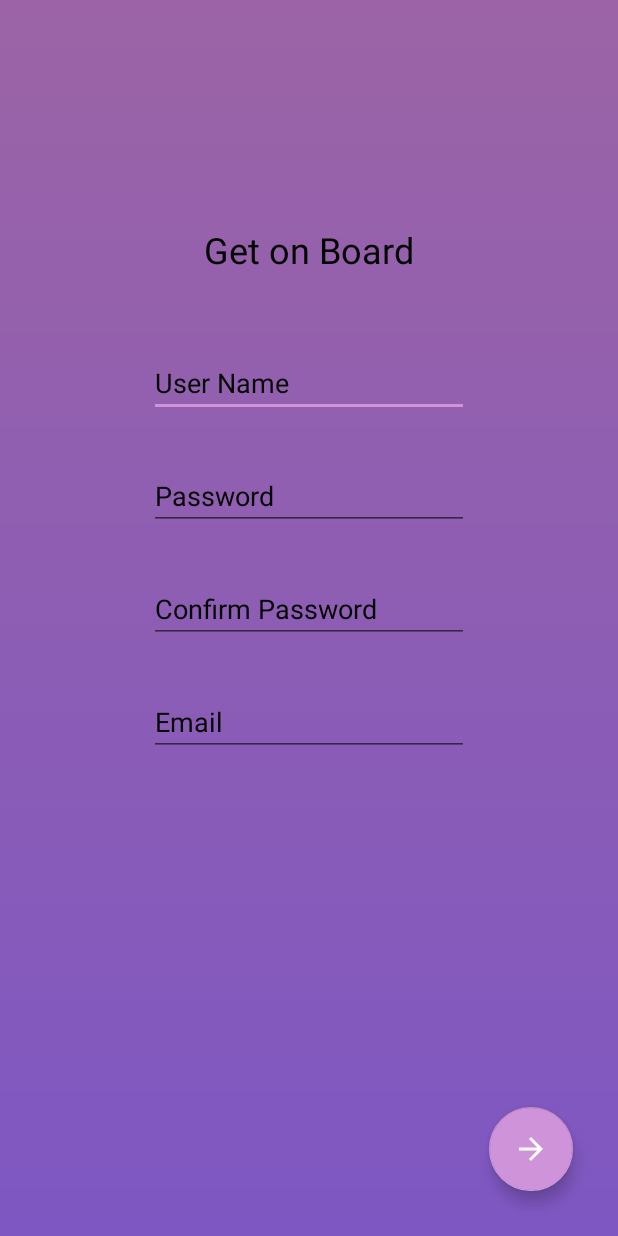
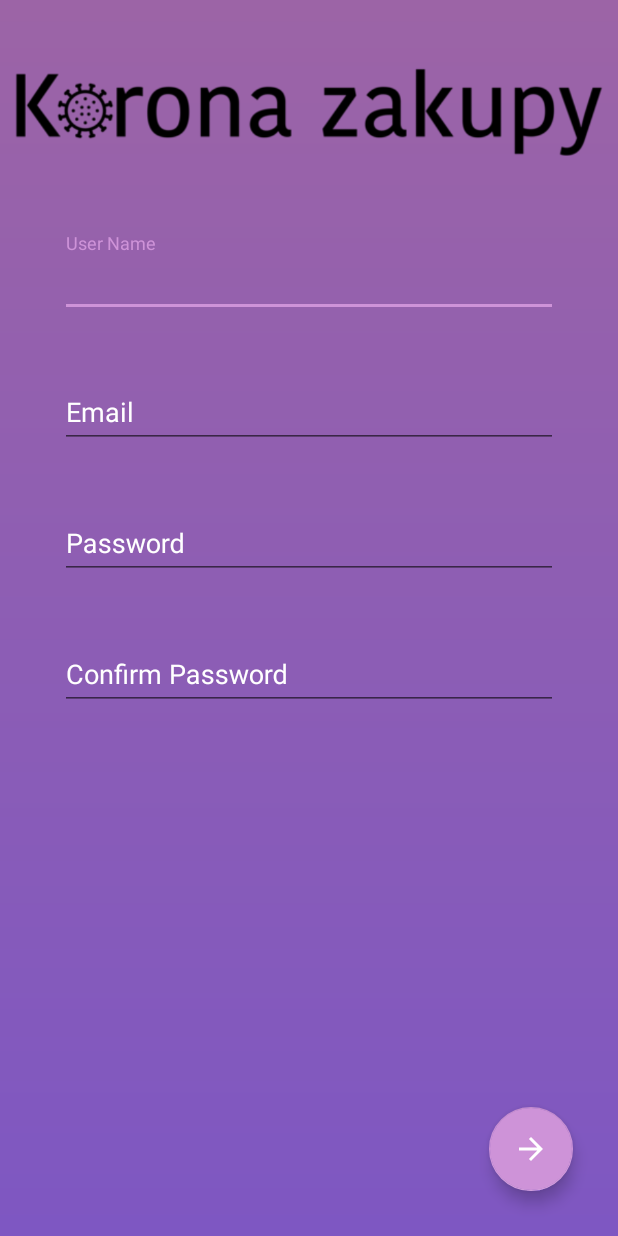
Before and after one commit to Vek0n/Korona-Zakupy-Android-App, an Android app: the layout fragment_register_part1.xml on its own in the app's theme, with its tools: preview values and no code run, on a phone screen of 412 x 824 dp. Run offline under Robolectric (Android 15) with nearby library versions, the phone set to English and light mode, and no system bars.

Commit message:
Changed and modifed reg1

```diff
--- a/app/src/main/res/layout/fragment_register_part1.xml
+++ b/app/src/main/res/layout/fragment_register_part1.xml
@@ -18,70 +18,103 @@
         android:gravity="center_horizontal"
         android:orientation="vertical">
 
-        <TextView
-            android:id="@+id/reg1_hello"
-            android:layout_width="wrap_content"
+        <ImageView
+            android:id="@+id/imageView3"
+            android:layout_width="match_parent"
             android:layout_height="wrap_content"
-            android:layout_marginTop="150dp"
-            android:text="@string/reg_hello"
-            android:textColor="@color/secondaryTextColor"
-            android:textSize="24sp" />
+            app:srcCompat="@drawable/korona_zakupy_title2" />
 
-        <EditText
-            android:id="@+id/reg1_userName_editText"
-            android:layout_width="wrap_content"
+        <com.google.android.material.textfield.TextInputLayout
+            android:id="@+id/user_name_text_input_layout"
+            android:layout_width="match_parent"
             android:layout_height="wrap_content"
-            android:layout_marginTop="50dp"
-            android:autofillHints=""
-            android:ems="10"
-            android:hint="@string/reg_username"
-            android:inputType="textPersonName"
-            android:text="@={registerViewModel.userNameEditTextContent}"
-            android:textColor="@color/secondaryTextColor"
-            android:textColorHint="@color/secondaryTextColor"
-            android:textSize="18sp" />
+            android:layout_gravity="center_horizontal"
+            android:layout_marginLeft="40dp"
+            android:layout_marginTop="5dp"
+            android:layout_marginRight="40dp"
+            android:layout_marginBottom="5dp"
+            android:gravity="center"
+            android:textColorHint="@color/primaryTextColor"
+            app:errorEnabled="true"
+            app:errorTextColor="#F44336"
+            app:hintEnabled="true">
 
-        <EditText
-            android:id="@+id/reg1_password_editText"
-            android:layout_width="wrap_content"
+            <com.google.android.material.textfield.TextInputEditText
+                android:id="@+id/user_name_edit_text"
+                android:layout_width="match_parent"
+                android:layout_height="wrap_content"
+                android:hint="@string/reg_username"
+                android:text="@={registerViewModel.userNameEditTextContent}" />
+
+        </com.google.android.material.textfield.TextInputLayout>
+
+        <com.google.android.material.textfield.TextInputLayout
+            android:id="@+id/email_text_input_layout"
+            android:layout_width="match_parent"
             android:layout_height="wrap_content"
-            android:layout_marginTop="30dp"
-            android:autofillHints=""
-            android:ems="10"
-            android:hint="@string/reg_password"
-            android:inputType="textPassword"
-            android:text="@={registerViewModel.passwordEditTextContent}"
-            android:textColor="@color/secondaryTextColor"
-            android:textColorHint="@color/secondaryTextColor"
-            android:textSize="18sp" />
+            android:layout_marginLeft="40dp"
+            android:layout_marginTop="5dp"
+            android:layout_marginRight="40dp"
+            android:layout_marginBottom="5dp"
+            android:gravity="center"
+            android:textColorHint="@color/primaryTextColor"
+            app:errorEnabled="true"
+            app:errorTextColor="#F44336"
+            app:hintEnabled="true">
 
-        <EditText
-            android:id="@+id/reg1_confirmPassword_editText"
-            android:layout_width="wrap_content"
+            <com.google.android.material.textfield.TextInputEditText
+                android:id="@+id/email_edit_text"
+                android:layout_width="match_parent"
+                android:layout_height="wrap_content"
+                android:hint="@string/reg_email"
+                android:text="@={registerViewModel.emailEditTextContent}" />
+        </com.google.android.material.textfield.TextInputLayout>
+
+        <com.google.android.material.textfield.TextInputLayout
+            android:id="@+id/password_input_text_layout"
+            android:layout_width="match_parent"
             android:layout_height="wrap_content"
-            android:layout_marginTop="30dp"
-            android:autofillHints=""
-            android:ems="10"
-            android:hint="@string/reg_confirmPassword"
-            android:inputType="textPassword"
-            android:text="@={registerViewModel.confirmPasswordEditTextContent}"
-            android:textColor="@color/secondaryTextColor"
-            android:textColorHint="@color/secondaryTextColor"
-            android:textSize="18sp" />
+            android:layout_marginLeft="40dp"
+            android:layout_marginTop="5dp"
+            android:layout_marginRight="40dp"
+            android:layout_marginBottom="5dp"
+            android:gravity="center"
+            android:textColorHint="@color/primaryTextColor"
+            app:errorEnabled="true"
+            app:errorTextColor="#F44336"
+            app:hintEnabled="true">
 
-        <EditText
-            android:id="@+id/reg1_email_editText"
-            android:layout_width="wrap_content"
+            <com.google.android.material.textfield.TextInputEditText
+                android:id="@+id/password_edit_text"
+                android:layout_width="match_parent"
+                android:layout_height="wrap_content"
+                android:hint="@string/reg_password"
+                android:inputType="textPassword"
+                android:text="@={registerViewModel.passwordEditTextContent}" />
+        </com.google.android.material.textfield.TextInputLayout>
+
+        <com.google.android.material.textfield.TextInputLayout
+            android:id="@+id/confirm_password_text_input_layout"
+            android:layout_width="match_parent"
             android:layout_height="wrap_content"
-            android:layout_marginTop="30dp"
-            android:autofillHints=""
-            android:ems="10"
-            android:hint="@string/reg_email"
-            android:inputType="textEmailAddress"
-            android:text="@={registerViewModel.emailEditTextContent}"
-            android:textColor="@color/secondaryTextColor"
-            android:textColorHint="@color/secondaryTextColor"
-            android:textSize="18sp" />
+            android:layout_marginLeft="40dp"
+            android:layout_marginTop="5dp"
+            android:layout_marginRight="40dp"
+            android:layout_marginBottom="5dp"
+            android:gravity="center"
+            android:textColorHint="@color/primaryTextColor"
+            app:errorEnabled="true"
+            app:errorTextColor="#F44336"
+            app:hintEnabled="true">
+
+            <com.google.android.material.textfield.TextInputEditText
+                android:id="@+id/confirm_password_edit_text"
+                android:layout_width="match_parent"
+                android:layout_height="wrap_content"
+                android:hint="@string/reg_confirmPassword"
+                android:inputType="textPassword"
+                android:text="@={registerViewModel.confirmPasswordEditTextContent}" />
+        </com.google.android.material.textfield.TextInputLayout>
 
         <androidx.constraintlayout.widget.ConstraintLayout
             android:layout_width="match_parent"
@@ -102,5 +135,6 @@
                 app:layout_constraintEnd_toEndOf="parent"
                 app:srcCompat="@drawable/abc_vector_test" />
         </androidx.constraintlayout.widget.ConstraintLayout>
+
     </LinearLayout>
 </layout>
```
Also changed, not shown: app/src/main/java/com/maskjs/korona_zakupy/RegisterPart1Fragment.kt (+95 -12 lines), app/src/main/java/com/maskjs/korona_zakupy/viewmodels/register/RegisterViewModel.kt (+24 -15 lines), app/src/main/res/values/strings.xml (+7 -2 lines), app/src/main/res/drawable/korona_zakupy_title2.png (added).
